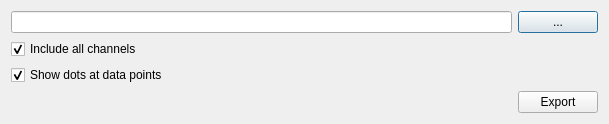
svn2github/opendaff, file apps/viewer/ui/QDAFFDialogExport2DPlot.ui: the form before one commit.
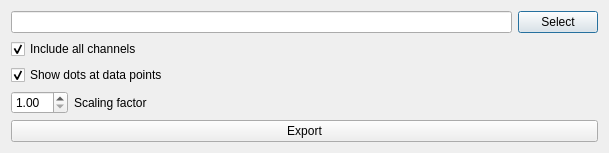
The form after the commit.

Commit message: Adding scaling factor to UI in DAFFViewer 2D plot export

Diff of the .ui file:
```diff
--- a/apps/viewer/ui/QDAFFDialogExport2DPlot.ui
+++ b/apps/viewer/ui/QDAFFDialogExport2DPlot.ui
@@ -7,31 +7,35 @@
     <x>0</x>
     <y>0</y>
     <width>609</width>
-    <height>94</height>
+    <height>144</height>
    </rect>
   </property>
   <property name="windowTitle">
    <string>Dialog</string>
   </property>
-  <layout class="QGridLayout" name="gridLayout">
-   <item row="0" column="1">
-    <widget class="QPushButton" name="pushButton_Browse">
-     <property name="styleSheet">
-      <string notr="true">font: 12pt &quot;Calibri&quot;;</string>
-     </property>
-     <property name="text">
-      <string>...</string>
-     </property>
-    </widget>
+  <layout class="QVBoxLayout" name="verticalLayout">
+   <item>
+    <layout class="QHBoxLayout" name="horizontalLayout">
+     <item>
+      <widget class="QLineEdit" name="lineEdit_ExportPath">
+       <property name="styleSheet">
+        <string notr="true">font: 12pt &quot;Calibri&quot;;</string>
+       </property>
+      </widget>
+     </item>
+     <item>
+      <widget class="QPushButton" name="pushButton_Browse">
+       <property name="styleSheet">
+        <string notr="true">font: 12pt &quot;Calibri&quot;;</string>
+       </property>
+       <property name="text">
+        <string>Select</string>
+       </property>
+      </widget>
+     </item>
+    </layout>
    </item>
-   <item row="0" column="0">
-    <widget class="QLineEdit" name="lineEdit_ExportPath">
-     <property name="styleSheet">
-      <string notr="true">font: 12pt &quot;Calibri&quot;;</string>
-     </property>
-    </widget>
-   </item>
-   <item row="1" column="0">
+   <item>
     <widget class="QCheckBox" name="checkBox_IncludeAllChannels">
      <property name="styleSheet">
       <string notr="true">font: 12pt &quot;Calibri&quot;;</string>
@@ -44,7 +48,7 @@
      </property>
     </widget>
    </item>
-   <item row="2" column="0">
+   <item>
     <widget class="QCheckBox" name="checkBox_ShowDataPointDots">
      <property name="styleSheet">
       <string notr="true">font: 12pt &quot;Calibri&quot;;</string>
@@ -57,7 +61,31 @@
      </property>
     </widget>
    </item>
-   <item row="3" column="1">
+   <item>
+    <layout class="QHBoxLayout" name="horizontalLayout_2" stretch="0,1">
+     <item>
+      <widget class="QDoubleSpinBox" name="doubleSpinBox_ScalingFactor">
+       <property name="styleSheet">
+        <string notr="true">font: 12pt &quot;Calibri&quot;;</string>
+       </property>
+       <property name="minimum">
+        <double>1.000000000000000</double>
+       </property>
+      </widget>
+     </item>
+     <item>
+      <widget class="QLabel" name="label">
+       <property name="styleSheet">
+        <string notr="true">font: 12pt &quot;Calibri&quot;;</string>
+       </property>
+       <property name="text">
+        <string>Scaling factor</string>
+       </property>
+      </widget>
+     </item>
+    </layout>
+   </item>
+   <item>
     <widget class="QPushButton" name="pushButton_Export">
      <property name="styleSheet">
       <string notr="true">font: 12pt &quot;Calibri&quot;;</string>
```
The commit also changes 4 other files.
